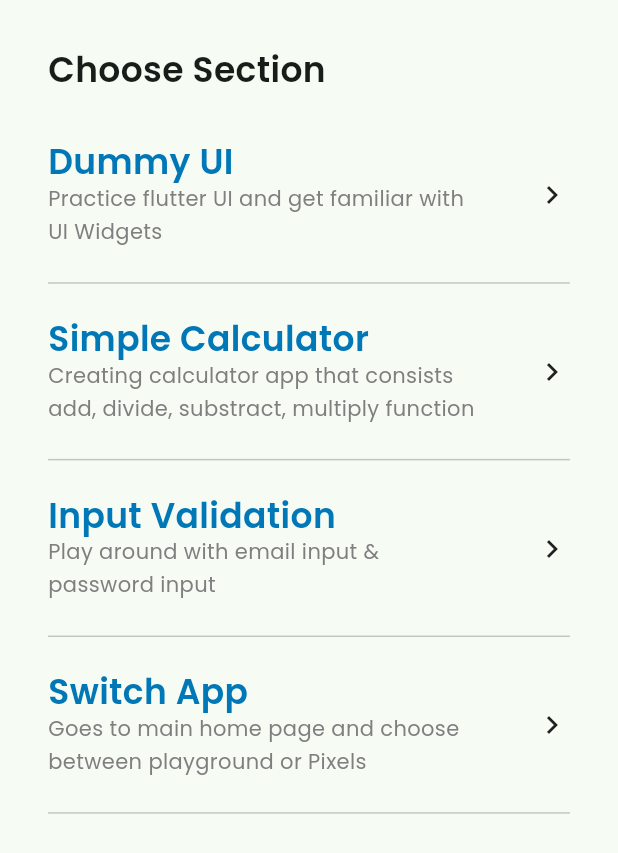
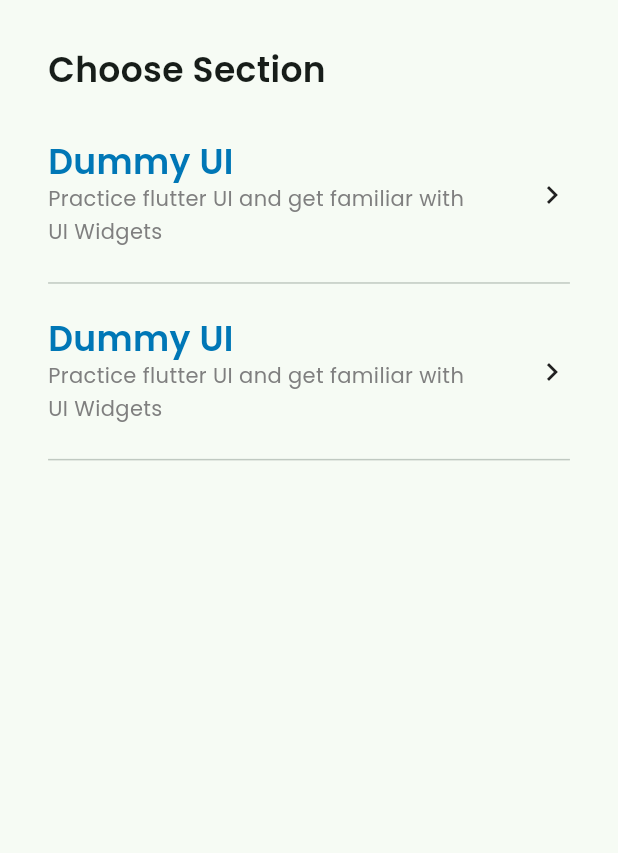
Before and after one commit to fauzirizkyid/flutter_app_course, a Flutter app: the screen it shows after launch, on a phone screen of 412 x 824 dp. Shown: the top 853 px of the screen. Run offline on Flutter 3.47's test engine with Material 3 defaults, Android fonts, the phone set to English and light mode, and no system bars; our stand-ins replace auto_route, flutter_screenutil, fluttertoast, google_fonts.

```diff
--- /dev/null
+++ b/lib/features/playground/domain/usecases/playground_list_menu.dart
@@ -0,0 +1,23 @@
+import 'package:flutter_app/core/config/routes/router.gr.dart';
+import 'package:flutter_app/features/playground/presentation/widgets/playground_menus_widget.dart';
+
+playgroundMenu(context) {
+  var listMenu = [
+    PlaygroundMenus(
+      title: 'Dummy UI',
+      description: 'Practice flutter UI and get familiar with UI Widgets',
+      onTap: () {
+        context.pushRoute(const DummyUIRoute());
+      },
+    ),
+    PlaygroundMenus(
+      title: 'Dummy UI',
+      description: 'Practice flutter UI and get familiar with UI Widgets',
+      onTap: () {
+        context.pushRoute(const DummyUIRoute());
+      },
+    ),
+  ];
+
+  return listMenu;
+}
--- a/lib/features/playground/presentation/pages/playground_main_page.dart
+++ b/lib/features/playground/presentation/pages/playground_main_page.dart
@@ -1,9 +1,8 @@
 import 'package:auto_route/auto_route.dart';
 import 'package:flutter/material.dart';
-import 'package:flutter_app/core/config/routes/router.gr.dart';
 import 'package:flutter_app/core/config/theme/core/fonts/text_theme.dart';
 import 'package:flutter_app/core/utils/ui_helper.dart';
-import 'package:flutter_app/features/playground/presentation/widgets/playground_menus_widget.dart';
+import 'package:flutter_app/features/playground/domain/usecases/playground_list_menu.dart';
 
 @RoutePage()
 class PlaygroundMainPage extends StatelessWidget {
@@ -23,31 +22,16 @@ class PlaygroundMainPage extends StatelessWidget {
                 style: myTextTheme.titleLarge,
               ),
               UIHelper.verticalSpace(10),
-              PlaygroundMenus(
-                title: 'Dummy UI',
-                description:
-                    'Practice flutter UI and get familiar with UI Widgets',
-                onTap: () {
-                  context.pushRoute(const DummyUIRoute());
+              ListView.builder(
+                shrinkWrap: true,
+                physics: const NeverScrollableScrollPhysics(),
+                itemCount: playgroundMenu(context).length,
+                itemBuilder: (context, index) {
+                  var widget = playgroundMenu(context);
+                  return widget[index];
                 },
               ),
-              PlaygroundMenus(
-                title: 'Simple Calculator',
-                description:
-                    'Creating calculator app that consists add, divide, substract, multiply function',
-                onTap: () {},
-              ),
-              PlaygroundMenus(
-                title: 'Input Validation',
-                description: 'Play around with email input & password input',
-                onTap: () {},
-              ),
-              PlaygroundMenus(
-                title: 'Switch App',
-                description:
-                    'Goes to main home page and choose between playground or Pixels ',
-                onTap: () {},
-              ),
+
             ],
           ),
         ),
```
